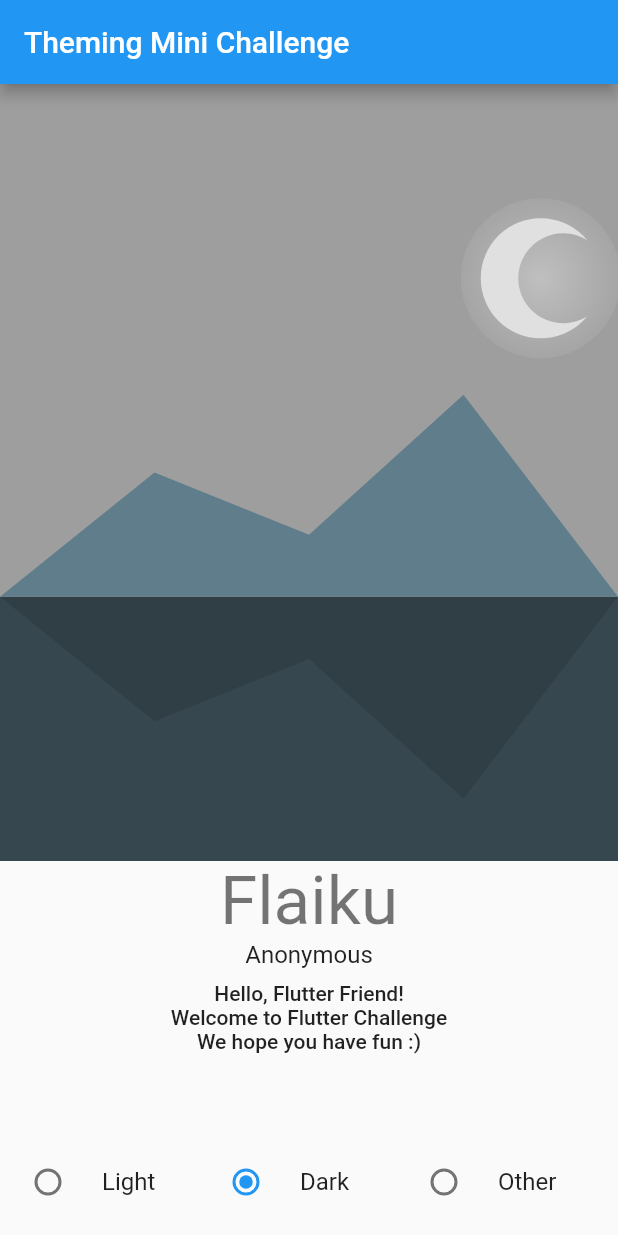
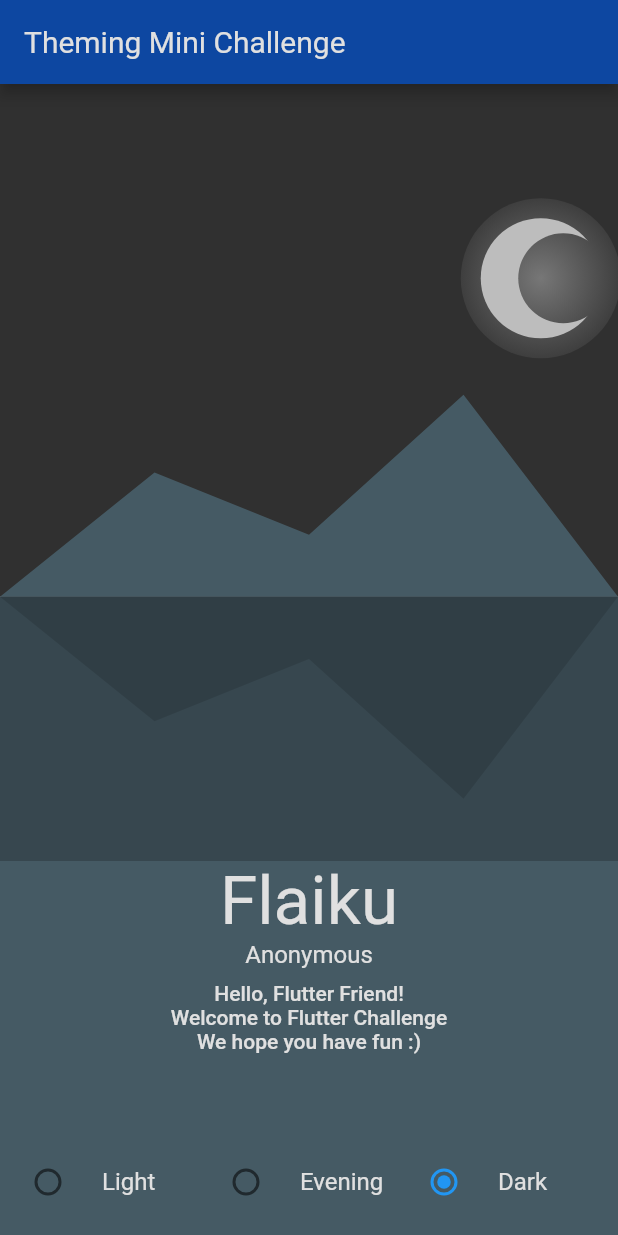
Before and after one commit to AlexBolot/FlutterChallenge, a Flutter app: the screen it shows after launch, after a tap on "Dark", on a phone screen of 412 x 824 dp. Run offline on Flutter 3.47's test engine with Material 2 defaults, Android fonts, the phone set to English and light mode, and no system bars.

Commit message:
Commit first attempt at challenge 1 -> Light/Evening/Dark themes

```diff
--- a/challenge_1/lib/scenery.dart
+++ b/challenge_1/lib/scenery.dart
@@ -28,6 +28,7 @@ class _SceneryState extends State<Scenery> {
               textHeight: _textAreaHeight,
               drawSun: CustomWidgetThemes.of(context).sceneryThemeData!.drawSun,
               drawMoon: CustomWidgetThemes.of(context).sceneryThemeData!.drawMoon,
+              drawEveningSun: CustomWidgetThemes.of(context).sceneryThemeData!.drawEveningSun,
             ),
             child: Container(),
           ),
@@ -35,6 +36,7 @@ class _SceneryState extends State<Scenery> {
           Positioned(
             bottom: 0,
             child: Container(
+              color: myTheme.currentThemeData.backgroundColor,
               height: _textAreaHeight,
               width: constraints.maxWidth,
               child: const SomeText(),
@@ -62,19 +64,19 @@ class _SceneryState extends State<Scenery> {
                     Expanded(
                       child: RadioListTile<ThemeType>(
                         contentPadding: EdgeInsets.symmetric(horizontal: 4),
-                        title: const Text('Dark'),
+                        title: const Text('Evening'),
                         groupValue: myTheme.themeType,
-                        value: ThemeType.Dark,
-                        onChanged: (ThemeType? mode) => myTheme.setThemeType(ThemeType.Dark),
+                        value: ThemeType.Other,
+                        onChanged: (ThemeType? mode) => myTheme.setThemeType(ThemeType.Other),
                       ),
                     ),
                     Expanded(
                       child: RadioListTile<ThemeType>(
                         contentPadding: EdgeInsets.symmetric(horizontal: 4),
-                        title: const Text('Other'),
+                        title: const Text('Dark'),
                         groupValue: myTheme.themeType,
-                        value: ThemeType.Other,
-                        onChanged: (ThemeType? mode) => myTheme.setThemeType(ThemeType.Other),
+                        value: ThemeType.Dark,
+                        onChanged: (ThemeType? mode) => myTheme.setThemeType(ThemeType.Dark),
                       ),
                     ),
                   ],
--- a/challenge_1/lib/scenery_painter.dart
+++ b/challenge_1/lib/scenery_painter.dart
@@ -10,6 +10,7 @@ class SceneryPainter extends CustomPainter {
     required this.textHeight,
     required this.drawSun,
     required this.drawMoon,
+    required this.drawEveningSun,
   });
 
   final Color waterColor;
@@ -18,6 +19,7 @@ class SceneryPainter extends CustomPainter {
   final double textHeight;
   final bool drawSun;
   final bool drawMoon;
+  final bool drawEveningSun;
 
   final _paint = Paint();
 
@@ -30,16 +32,13 @@ class SceneryPainter extends CustomPainter {
     _center = Offset(size.width / 2, _canvasHeight / 2);
 
     _drawSeaAndSky(canvas, size);
-    _drawMountains(
-      canvas: canvas,
-      size: size,
-      isMountain: true,
-    );
-    _drawMountains(
-      canvas: canvas,
-      size: size,
-      isMountain: false,
-    );
+
+    if (drawEveningSun) {
+      _drawEveningSun(canvas);
+    }
+
+    _drawMountains(canvas: canvas, size: size);
+    _drawMountainShadows(canvas: canvas, size: size);
 
     if (drawSun) {
       _drawSun(canvas);
@@ -66,25 +65,44 @@ class SceneryPainter extends CustomPainter {
   void _drawMountains({
     required Canvas canvas,
     required Size size,
-    required bool isMountain,
   }) {
-    double reflectionHeightDelta;
-    int upOrDown;
     final skyHeight = _canvasHeight * .66;
-    if (isMountain) {
-      _paint.color = mountainColor;
-      reflectionHeightDelta = 0;
-      upOrDown = 1;
-    } else {
-      _paint.color = Colors.black12;
-      reflectionHeightDelta = skyHeight * 2;
-      upOrDown = -1;
-    }
+    _paint.color = mountainColor;
+    double reflectionHeightDelta = 0;
+    double upOrDown = 1;
 
     final leftMtLeftPt = Offset(0, reflectionHeightDelta + upOrDown * skyHeight);
     final leftMtPeakPt = Offset(size.width / 4, reflectionHeightDelta + upOrDown * _canvasHeight * .5);
     final leftMtRtPt = Offset(size.width / 2, reflectionHeightDelta + upOrDown * _canvasHeight * .58);
     final rtMtPeakPt = Offset(3 * size.width / 4, reflectionHeightDelta + upOrDown * _canvasHeight * .4);
+    final rtMtRtPt = Offset(size.width, reflectionHeightDelta + upOrDown * skyHeight);
+
+    final mtPath = Path();
+    mtPath.moveTo(leftMtLeftPt.dx, leftMtLeftPt.dy);
+    mtPath.lineTo(leftMtPeakPt.dx, leftMtPeakPt.dy);
+    mtPath.lineTo(leftMtRtPt.dx, leftMtRtPt.dy);
+    mtPath.lineTo(rtMtPeakPt.dx, rtMtPeakPt.dy);
+    mtPath.lineTo(rtMtRtPt.dx, rtMtRtPt.dy);
+
+    canvas.drawPath(mtPath, _paint);
+  }
+
+  void _drawMountainShadows({
+    required Canvas canvas,
+    required Size size,
+  }) {
+    final skyHeight = _canvasHeight * .66;
+    _paint.color = Colors.black12;
+    double reflectionHeightDelta = skyHeight * 2;
+    double upOrDown = -1;
+
+    final leftMtLeftPt = Offset(0, reflectionHeightDelta + upOrDown * skyHeight);
+    final leftMtPeakPt =
+        Offset(size.width / 4, reflectionHeightDelta + upOrDown * _canvasHeight * (drawEveningSun ? .42 : 0.5));
+    final leftMtRtPt =
+        Offset(size.width / 2, reflectionHeightDelta + upOrDown * _canvasHeight * (drawEveningSun ? .55 : 0.58));
+    final rtMtPeakPt =
+        Offset(3 * size.width / 4, reflectionHeightDelta + upOrDown * _canvasHeight * (drawEveningSun ? 0.32 : 0.4));
     final rtMtRtPt = Offset(size.width, reflectionHeightDelta + upOrDown * skyHeight);
 
     final mtPath = Path();
@@ -124,7 +142,7 @@ class SceneryPainter extends CustomPainter {
     final outerRadius = 40.0;
     final innerRadius = outerRadius * .75;
     final glowRadius = outerRadius + outerRadius / 3;
-    final moonColor = Colors.grey[300];
+    final moonColor = Colors.grey[400];
     _paint.color = moonColor!;
     _paint.style = PaintingStyle.fill;
     canvas.drawCircle(moonCenter, outerRadius, _paint);
@@ -145,6 +163,28 @@ class SceneryPainter extends CustomPainter {
     canvas.drawCircle(moonCenter, glowRadius, paintWithShader);
   }
 
+  void _drawEveningSun(Canvas canvas) {
+    final sunCenter = _center - Offset(_center.dx - 250, _center.dy / 2 - 100);
+    final innerRadius = 40.0;
+    final outerRadius = innerRadius + innerRadius / 3;
+    final sunColor = Colors.orangeAccent;
+    _paint.color = sunColor;
+    _paint.style = PaintingStyle.fill;
+    canvas.drawCircle(sunCenter, innerRadius, _paint);
+
+    final paintWithShader = Paint();
+    paintWithShader.shader = RadialGradient(
+      colors: [
+        sunColor.withOpacity(1),
+        sunColor.withOpacity(.02),
+      ],
+    ).createShader(Rect.fromCircle(
+      center: sunCenter,
+      radius: outerRadius,
+    ));
+    canvas.drawCircle(sunCenter, outerRadius, paintWithShader);
+  }
+
   @override
   bool shouldRepaint(covariant CustomPainter oldDelegate) {
     return false;
--- a/challenge_1/lib/themes/custom_themes.dart
+++ b/challenge_1/lib/themes/custom_themes.dart
@@ -19,29 +19,32 @@ class CustomWidgetThemes {
     switch (themeType) {
       case ThemeType.Light:
         sceneryThemeData = SceneryThemeData(
-          skyFillColor: Colors.grey,
-          mountainFillColor: Colors.blueGrey,
-          waterFillColor: Colors.blueGrey[800]!,
+          skyFillColor: Colors.lightBlue[100]!,
+          mountainFillColor: Colors.blueGrey[200]!,
+          waterFillColor: Colors.blueGrey[300]!,
           drawMoon: false,
           drawSun: true,
+          drawEveningSun: false,
+        );
+        break;
+      case ThemeType.Other:
+        sceneryThemeData = SceneryThemeData(
+          skyFillColor: Color.alphaBlend(Colors.orange[200]!.withAlpha(150), Colors.red[100]!),
+          mountainFillColor: Colors.blueGrey,
+          waterFillColor: Colors.blueGrey[600]!,
+          drawMoon: false,
+          drawSun: false,
+          drawEveningSun: true,
         );
         break;
       case ThemeType.Dark:
         sceneryThemeData = SceneryThemeData(
-          skyFillColor: Colors.grey,
-          mountainFillColor: Colors.blueGrey,
+          skyFillColor: Colors.grey[850]!,
+          mountainFillColor: Colors.blueGrey[700]!,
           waterFillColor: Colors.blueGrey[800]!,
           drawMoon: true,
           drawSun: false,
-        );
-        break;
-      case ThemeType.Other:
-        sceneryThemeData = SceneryThemeData(
-          skyFillColor: Colors.grey,
-          mountainFillColor: Colors.blueGrey,
-          waterFillColor: Colors.blueGrey[800]!,
-          drawMoon: true,
-          drawSun: true,
+          drawEveningSun: false,
         );
         break;
     }
--- a/challenge_1/lib/themes/my_theme.dart
+++ b/challenge_1/lib/themes/my_theme.dart
@@ -20,6 +20,7 @@ class MyTheme with ChangeNotifier {
       }
     };
   }
+
   void setThemeType(ThemeType themeType) {
     _themeType = themeType;
     notifyListeners();
@@ -29,11 +30,42 @@ class MyTheme with ChangeNotifier {
   ThemeData get currentThemeData {
     switch (themeType) {
       case ThemeType.Light:
-        return ThemeData();
+        return ThemeData(
+          backgroundColor: Colors.white,
+          appBarTheme: AppBarTheme(
+            brightness: Brightness.dark,
+            color: Colors.blue[600],
+            textTheme: TextTheme(headline6: TextStyle(fontSize: 20)),
+          ),
+        );
+      case ThemeType.Other:
+        return ThemeData(
+          backgroundColor: Colors.blueGrey[200],
+          textTheme: TextTheme(
+            headline3: TextStyle(color: Colors.black54),
+            subtitle1: TextStyle(color: Colors.black54),
+            bodyText1: TextStyle(color: Colors.black54),
+          ),
+          appBarTheme: AppBarTheme(
+            brightness: Brightness.dark,
+            color: Colors.blue[800],
+            textTheme: TextTheme(headline6: TextStyle(color: Colors.grey[200], fontSize: 20)),
+          ),
+        );
       case ThemeType.Dark:
-        return ThemeData();
-      case ThemeType.Other:
-        return ThemeData();
+        return ThemeData(
+          backgroundColor: Colors.blueGrey[700],
+          textTheme: TextTheme(
+            headline3: TextStyle(color: Colors.grey[300]),
+            subtitle1: TextStyle(color: Colors.grey[300]),
+            bodyText1: TextStyle(color: Colors.grey[300]),
+          ),
+          appBarTheme: AppBarTheme(
+            brightness: Brightness.dark,
+            color: Colors.blue[900],
+            textTheme: TextTheme(headline6: TextStyle(color: Colors.grey[300], fontSize: 20)),
+          ),
+        );
     }
   }
 }
--- a/challenge_1/lib/themes/scenery_theme.dart
+++ b/challenge_1/lib/themes/scenery_theme.dart
@@ -29,6 +29,7 @@ class SceneryThemeData {
     required this.waterFillColor,
     required this.drawMoon,
     required this.drawSun,
+    required this.drawEveningSun,
   });
 
   final Color skyFillColor;
@@ -40,4 +41,6 @@ class SceneryThemeData {
   final bool drawSun;
 
   final bool drawMoon;
+
+  final bool drawEveningSun;
 }
```
Also changed, not shown: 1 other file.
